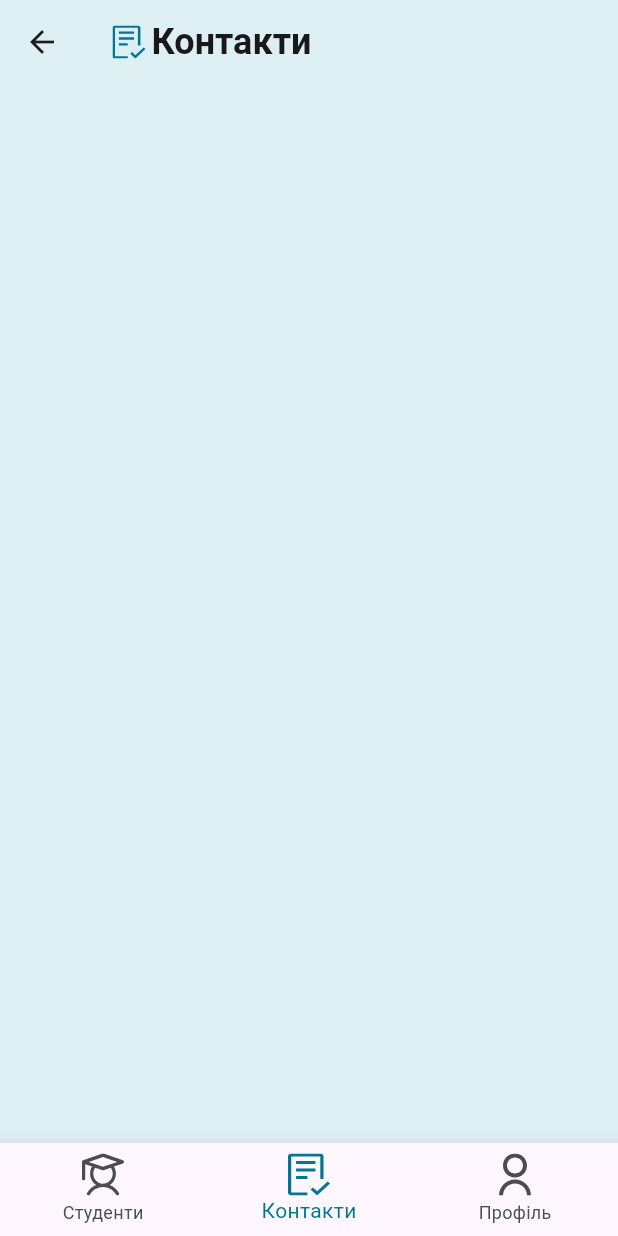
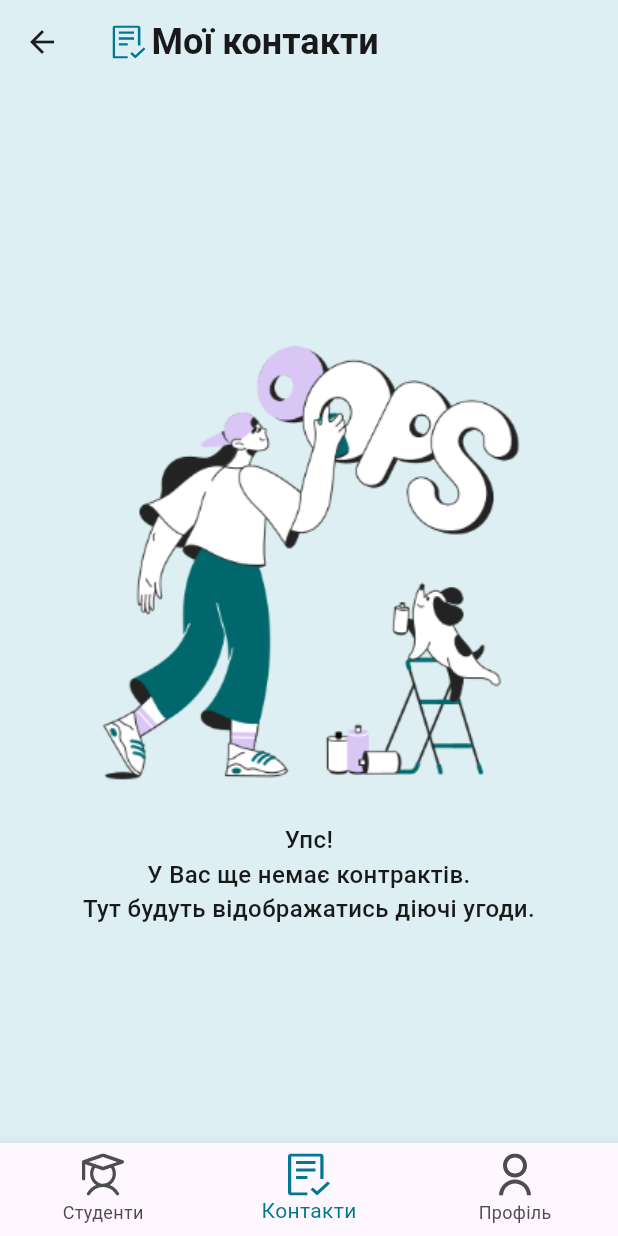
Before and after one commit to linadea/work_students, a Flutter app: the OffersPage screen opened by its route, item 2 of the bottom bar chosen, on a phone screen of 412 x 824 dp. Run offline on Flutter 3.47's test engine with Material 3 defaults, Android fonts, the phone set to English and light mode, and no system bars; our stand-ins replace flutter_svg, freezed_annotation, get; generated files the repository leaves out were written again.

Commit message:
feat: Add Ukrainian translations for profile and contacts
This commit adds Ukrainian translations for the "Profile" and "Contacts" labels in the `Messages` class. The translations are added to the `en_US` and `uk_UA` locales.

```diff
--- a/lib/core/l10n/l10n.dart
+++ b/lib/core/l10n/l10n.dart
@@ -18,8 +18,16 @@ class Messages extends Translations {
           'offers': 'Offers',
           'my_offers': 'My offers',
           'contacts': 'Contacts',
+          'my_contacts': 'My contacts',
           'profile': 'Profile',
+          'my_profile': 'My profile',
           'students': 'Students',
+          'message':
+              'Oops!\nYou have no contracts yet.\nHere will be displayed active contracts.',
+          'settings': 'Settings',
+          'resume': 'Resume',
+          'messages': 'Messages',
+          'exit': 'Exit',
         },
         'uk_UA': {
           'who_are_you': 'Хто ви?',
@@ -36,8 +44,16 @@ class Messages extends Translations {
           'offers': 'Пропозиції',
           'my_offers': 'Мої пропозиції',
           'contacts': 'Контакти',
+          'my_contacts': 'Moї контакти',
           'profile': 'Профіль',
+          'my_profile': 'Мії профіль',
           'students': 'Студенти',
+          'message':
+              'Упс!\nУ Вас ще немає контрактів.\nТут будуть відображатись діючі угоди.',
+          'settings': 'Налаштування',
+          'resume': 'Резюме',
+          'messages': 'Сповіщення',
+          'exit': 'Вийти',
         },
       };
 }
--- a/lib/data/repositories/person_repository.dart
+++ b/lib/data/repositories/person_repository.dart
@@ -15,7 +15,7 @@ class MockPersonRepository implements PersonRepository {
       education: 'ПЗВО “ІТ СТЕП Університет”',
       employment: 'Повна зайнятість, віддалена',
       experience: 'Немає',
-      imageUrl: 'adelina.png',
+      imageUrl: 'assets/png/adelina.png',
       position: 'Junior UI/UX Designer',
     );
   }
@@ -27,7 +27,7 @@ class MockPersonRepository implements PersonRepository {
       lastName: 'Бережанський',
       phone: '+380 50 345 67 89',
       email: 'markberezh@gmail.com',
-      imageUrl: 'mark.png',
+      imageUrl: 'assets/png/mark.png',
       company: 'N-iX',
       position: 'HR менеджер',
       city: 'Львів',
@@ -42,10 +42,10 @@ class MockPersonRepository implements PersonRepository {
             id,
             firstName,
             lastName,
+            imageUrl,
+            position,
             phone,
             email,
-            imageUrl,
-            position,
             employment,
             experience,
             education,
@@ -85,11 +85,11 @@ class MockPersonRepository implements PersonRepository {
             id,
             firstName,
             lastName,
+            imageUrl,
+            position,
             phone,
             email,
-            imageUrl,
             company,
-            position,
             city,
             _,
           ) =>
--- a/lib/domain/entities/person_entity.dart
+++ b/lib/domain/entities/person_entity.dart
@@ -10,10 +10,10 @@ class PersonEntity with _$PersonEntity {
     required String? id,
     required String? firstName,
     required String? lastName,
+    required String? imageUrl,
+    required String? position,
     String? phone,
     String? email,
-    String? imageUrl,
-    String? position,
     String? employment,
     String? experience,
     String? education,
@@ -26,14 +26,20 @@ class PersonEntity with _$PersonEntity {
     required String? id,
     required String? firstName,
     required String? lastName,
+    required String? imageUrl,
+    required String? position,
     String? phone,
     String? email,
-    String? imageUrl,
     String? company,
-    String? position,
     String? city,
     List<PersonEntity>? students,
   }) = Customer;
 
-  const factory PersonEntity.empty({@Default('0') String? id}) = Empty;
+  const factory PersonEntity.empty({
+    @Default('0') String? id,
+    @Default('') String? firstName,
+    @Default('') String? lastName,
+    @Default('') String? imageUrl,
+    @Default('') String? position,
+  }) = Empty;
 }
--- a/lib/ui/pages/offers_page/views/offers_page.dart
+++ b/lib/ui/pages/offers_page/views/offers_page.dart
@@ -1,5 +1,4 @@
 import 'package:flutter/material.dart';
-import 'package:flutter_svg/svg.dart';
 import 'package:get/get.dart';
 
 import '../../../../core/constants/colors.dart';
@@ -7,7 +6,7 @@ import '../../../../domain/entities/offer_entity.dart';
 import '../../../../domain/entities/person_entity.dart';
 import '../../../../domain/entities/person_type_enum_entity.dart';
 import '../../../controllers/global_person_controller.dart';
-import '../../../widgets/custom_svg_scon.dart';
+import '../../../widgets/custom_svg_icon.dart';
 import '../../../widgets/gradient_border_container.dart';
 import '../../../widgets/svg_icon.dart';
 
@@ -65,7 +64,7 @@ class _OffersPageState extends State<OffersPage> {
               ),
               const SizedBox(width: 4),
               Text(
-                'contacts'.tr,
+                'my_contacts'.tr,
                 style: const TextStyle(
                     fontSize: 24,
                     fontWeight: FontWeight.w700,
@@ -85,7 +84,7 @@ class _OffersPageState extends State<OffersPage> {
               ),
               const SizedBox(width: 4),
               Text(
-                'profile'.tr,
+                'my_profile'.tr,
                 style: const TextStyle(
                     fontSize: 24,
                     fontWeight: FontWeight.w700,
@@ -97,8 +96,8 @@ class _OffersPageState extends State<OffersPage> {
       ),
       body: [
         _pageOfferOrStudents(context, c),
-        Container(),
-        Container(),
+        _contacts(context),
+        _profile(context, c),
       ][_currentPageIndex],
       bottomNavigationBar: Obx(() {
         return BottomNavigationBar(
@@ -173,9 +172,9 @@ class _OffersPageState extends State<OffersPage> {
               firstName,
               lastName,
               phone,
+              position,
+              imageUrl,
               email,
-              imageUrl,
-              position,
               employment,
               experience,
               education,
@@ -417,9 +416,131 @@ class _OffersPageState extends State<OffersPage> {
     );
   }
 
-  Widget _empty(String? id) {
+  Widget _empty(String? id, String? firstName, String? lastName,
+      String? imageUrl, String? position) {
     return const Center(
       child: Text('Empty'),
     );
   }
+
+  Widget _contacts(BuildContext context) {
+    return Center(
+      child: Column(
+        mainAxisAlignment: MainAxisAlignment.center,
+        children: [
+          Image.asset('assets/png/oops.png'),
+          Text(
+            'message'.tr,
+            softWrap: true,
+            textAlign: TextAlign.center,
+            style: const TextStyle(
+              fontSize: 16,
+              fontFamily: 'Roboto',
+              color: textColorDark,
+              fontWeight: FontWeight.w500,
+            ),
+          ),
+        ],
+      ),
+    );
+  }
+
+  Widget _profile(BuildContext context, GlobalPersonController c) {
+    final person = c.person;
+    return ListView(
+      padding: const EdgeInsets.only(left: 16, right: 16),
+      children: [
+        ListTile(
+          contentPadding: EdgeInsets.zero,
+          leading: CircleAvatar(
+            radius: 30,
+            backgroundImage: AssetImage(person?.imageUrl ?? ''),
+          ),
+          title: Text(
+            person?.firstName ?? '',
+            style: const TextStyle(
+              fontFamily: 'Roboto',
+              fontSize: 16,
+              fontWeight: FontWeight.w400,
+              color: textColorDark,
+            ),
+          ),
+          subtitle: Text(
+            person?.position ?? '',
+            style: const TextStyle(
+              fontFamily: 'Roboto',
+              fontSize: 12,
+              fontWeight: FontWeight.w400,
+              color: textColorLight,
+            ),
+          ),
+          trailing: const Icon(Icons.arrow_forward_ios, size: 16),
+          onTap: () {},
+        ),
+        const SizedBox(height: 12.0),
+        Text(
+          'settings'.tr,
+          style: const TextStyle(
+            fontFamily: 'Roboto',
+            fontSize: 20,
+            fontWeight: FontWeight.w700,
+          ),
+        ),
+        if (c.personType == PersonTypeEnumEntity.student)
+          ListTile(
+            contentPadding: EdgeInsets.zero,
+            leading: const SvgIcon(
+              assetName: 'assets/svg/resume.svg',
+              height: 24,
+              color: textColorDark,
+            ),
+            title: Text(
+              'resume'.tr,
+              style: const TextStyle(
+                fontFamily: 'Roboto',
+                fontSize: 16,
+                fontWeight: FontWeight.w400,
+                color: textColorDark,
+              ),
+            ),
+            trailing: const Icon(Icons.arrow_forward_ios, size: 16),
+            onTap: () {},
+          ),
+        ListTile(
+          contentPadding: EdgeInsets.zero,
+          leading: const SvgIcon(
+            assetName: 'assets/svg/notification.svg',
+            height: 24,
+            color: textColorDark,
+          ),
+          title: Text('messages'.tr,
+              style: const TextStyle(
+                fontFamily: 'Roboto',
+                fontSize: 16,
+                fontWeight: FontWeight.w400,
+                color: textColorDark,
+              )),
+          trailing: const Icon(Icons.arrow_forward_ios, size: 16),
+          onTap: () {},
+        ),
+        ListTile(
+          contentPadding: EdgeInsets.zero,
+          trailing: const SvgIcon(
+            assetName: 'assets/svg/exit.svg',
+            height: 24,
+            color: Colors.red,
+          ),
+          title: Text(
+            'exit'.tr,
+            style: const TextStyle(
+                fontFamily: 'Roboto',
+                fontSize: 16,
+                fontWeight: FontWeight.w400,
+                color: Colors.red),
+          ),
+          onTap: () {},
+        ),
+      ],
+    );
+  }
 }
```
Also changed, not shown: assets/png/oops.png (added), assets/svg/oops.svg (deleted), lib/ui/widgets/custom_svg_icon.dart (renamed from lib/ui/widgets/custom_svg_scon.dart).
